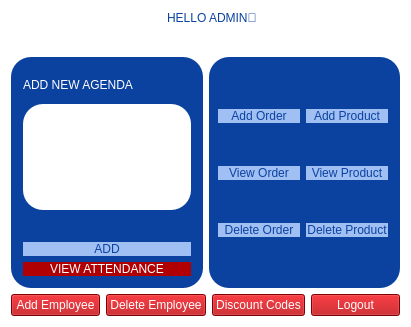
Qt form Bhitti/admindash.ui (BigyaDhungana/Bhitti_v2) before a commit.
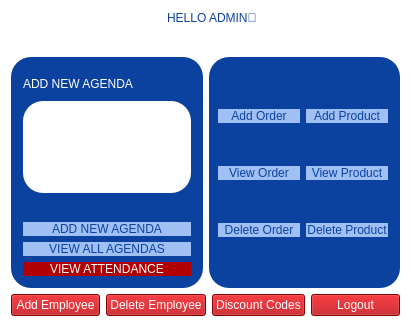
The same form after that commit. Icons and pictures are not drawn.

Diff of the .ui file:
```diff
--- a/Bhitti/admindash.ui
+++ b/Bhitti/admindash.ui
@@ -78,7 +78,7 @@
        <property name="title">
         <string/>
        </property>
-       <layout class="QVBoxLayout" name="verticalLayout" stretch="10,40,10,10,10">
+       <layout class="QVBoxLayout" name="verticalLayout" stretch="10,40,10,0,0,10">
         <item>
          <widget class="QLabel" name="label_2">
           <property name="styleSheet">
@@ -124,7 +124,22 @@
 font: 600 9pt &quot;Segoe UI&quot;;</string>
           </property>
           <property name="text">
-           <string>ADD</string>
+           <string>ADD NEW AGENDA</string>
+          </property>
+         </widget>
+        </item>
+        <item>
+         <widget class="QPushButton" name="pushButton_13">
+          <property name="cursor">
+           <cursorShape>PointingHandCursor</cursorShape>
+          </property>
+          <property name="styleSheet">
+           <string notr="true">background-color: rgb(160,191,243);
+color: rgb(11, 66, 160);
+font: 600 9pt &quot;Segoe UI&quot;;</string>
+          </property>
+          <property name="text">
+           <string>VIEW ALL AGENDAS</string>
           </property>
          </widget>
         </item>
```
Left out of the diff: 3 changed lines with no effect on the pictures.
